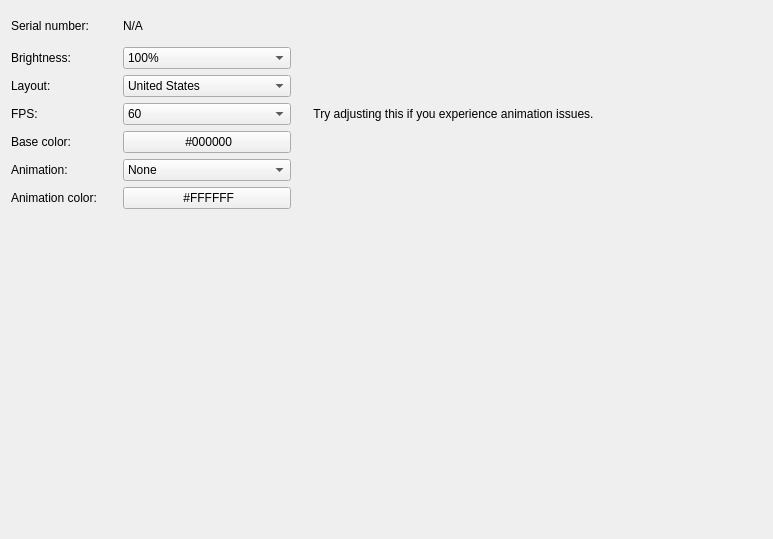
The window that src/ckb/kbwidget.ui (ckb-next/ckb-next) describes before a commit, drawn with Qt 5.
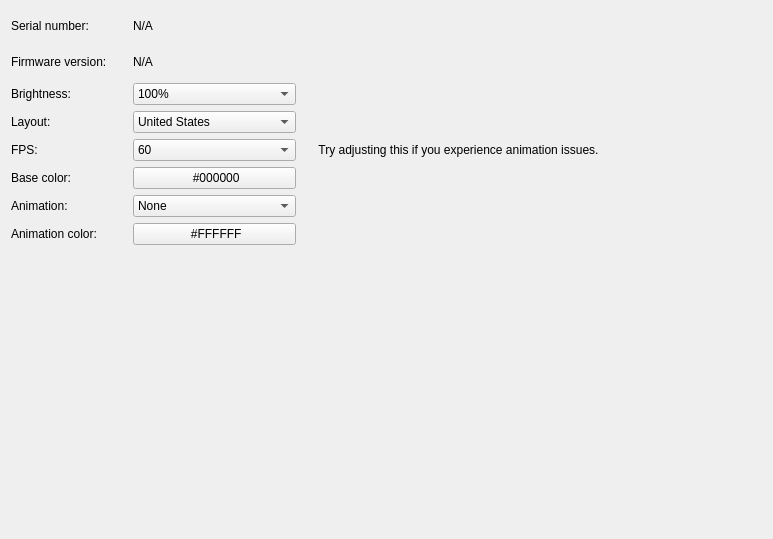
The same window after the commit. Custom widgets are drawn as their Qt base class.

Commit message: Add firmware update support. Allow hardware modes to be used again after daemon exit. Minor fixes.

```diff
--- a/src/ckb/kbwidget.ui
+++ b/src/ckb/kbwidget.ui
@@ -14,7 +14,7 @@
    <string>Form</string>
   </property>
   <layout class="QGridLayout" name="gridLayout_2">
-   <item row="4" column="1">
+   <item row="5" column="1">
     <spacer name="horizontalSpacer_2">
      <property name="orientation">
       <enum>Qt::Horizontal</enum>
@@ -37,7 +37,7 @@
      </property>
     </widget>
    </item>
-   <item row="8" column="2">
+   <item row="9" column="2">
     <spacer name="verticalSpacer">
      <property name="orientation">
       <enum>Qt::Vertical</enum>
@@ -50,28 +50,28 @@
      </property>
     </spacer>
    </item>
-   <item row="7" column="0">
+   <item row="8" column="0">
     <widget class="QLabel" name="label_7">
      <property name="text">
       <string>Animation color:</string>
      </property>
     </widget>
    </item>
-   <item row="6" column="0">
+   <item row="7" column="0">
     <widget class="QLabel" name="label_6">
      <property name="text">
       <string>Animation:</string>
      </property>
     </widget>
    </item>
-   <item row="2" column="0">
+   <item row="3" column="0">
     <widget class="QLabel" name="label_8">
      <property name="text">
       <string>Layout:</string>
      </property>
     </widget>
    </item>
-   <item row="4" column="2">
+   <item row="5" column="2">
     <widget class="QComboBox" name="framerateBox">
      <item>
       <property name="text">
@@ -90,27 +90,34 @@
      </item>
     </widget>
    </item>
-   <item row="5" column="0">
+   <item row="6" column="0">
     <widget class="QLabel" name="label_2">
      <property name="text">
       <string>Base color:</string>
      </property>
     </widget>
    </item>
-   <item row="5" column="2">
+   <item row="6" column="2">
     <widget class="ColorButton" name="bgButton">
      <property name="text">
       <string> #000000</string>
      </property>
     </widget>
    </item>
-   <item row="4" column="0">
+   <item row="5" column="0">
     <widget class="QLabel" name="label">
      <property name="text">
       <string>FPS:</string>
      </property>
     </widget>
    </item>
+   <item row="2" column="0">
+    <widget class="QLabel" name="label_5">
+     <property name="text">
+      <string>Brightness:</string>
+     </property>
+    </widget>
+   </item>
    <item row="0" column="2" colspan="2">
     <widget class="QLabel" name="serialLabel">
      <property name="text">
@@ -118,7 +125,7 @@
      </property>
     </widget>
    </item>
-   <item row="7" column="2">
+   <item row="8" column="2">
     <widget class="ColorButton" name="fgButton">
      <property name="text">
       <string> #FFFFFF</string>
@@ -141,14 +148,14 @@
      </property>
     </spacer>
    </item>
-   <item row="4" column="3">
+   <item row="5" column="3">
     <widget class="QLabel" name="label_3">
      <property name="text">
       <string>     Try adjusting this if you experience animation issues.</string>
      </property>
     </widget>
    </item>
-   <item row="4" column="4">
+   <item row="5" column="4">
     <spacer name="horizontalSpacer">
      <property name="orientation">
       <enum>Qt::Horizontal</enum>
@@ -161,7 +168,7 @@
      </property>
     </spacer>
    </item>
-   <item row="6" column="2">
+   <item row="7" column="2">
     <widget class="QComboBox" name="animBox">
      <item>
       <property name="text">
@@ -180,7 +187,7 @@
      </item>
     </widget>
    </item>
-   <item row="2" column="2">
+   <item row="3" column="2">
     <widget class="QComboBox" name="layoutBox">
      <property name="sizePolicy">
       <sizepolicy hsizetype="Expanding" vsizetype="Fixed">
@@ -200,14 +207,7 @@
      </item>
     </widget>
    </item>
-   <item row="1" column="0">
-    <widget class="QLabel" name="label_5">
-     <property name="text">
-      <string>Brightness:</string>
-     </property>
-    </widget>
-   </item>
-   <item row="1" column="2">
+   <item row="2" column="2">
     <widget class="QComboBox" name="brightnessBox">
      <item>
       <property name="text">
@@ -231,6 +231,36 @@
      </item>
     </widget>
    </item>
+   <item row="1" column="1">
+    <spacer name="verticalSpacer_3">
+     <property name="orientation">
+      <enum>Qt::Vertical</enum>
+     </property>
+     <property name="sizeType">
+      <enum>QSizePolicy::Fixed</enum>
+     </property>
+     <property name="sizeHint" stdset="0">
+      <size>
+       <width>0</width>
+       <height>30</height>
+      </size>
+     </property>
+    </spacer>
+   </item>
+   <item row="1" column="0">
+    <widget class="QLabel" name="label_9">
+     <property name="text">
+      <string>Firmware version:</string>
+     </property>
+    </widget>
+   </item>
+   <item row="1" column="2">
+    <widget class="QLabel" name="fwLabel">
+     <property name="text">
+      <string>N/A</string>
+     </property>
+    </widget>
+   </item>
   </layout>
  </widget>
  <customwidgets>
```
The commit also changes 15 other files.
